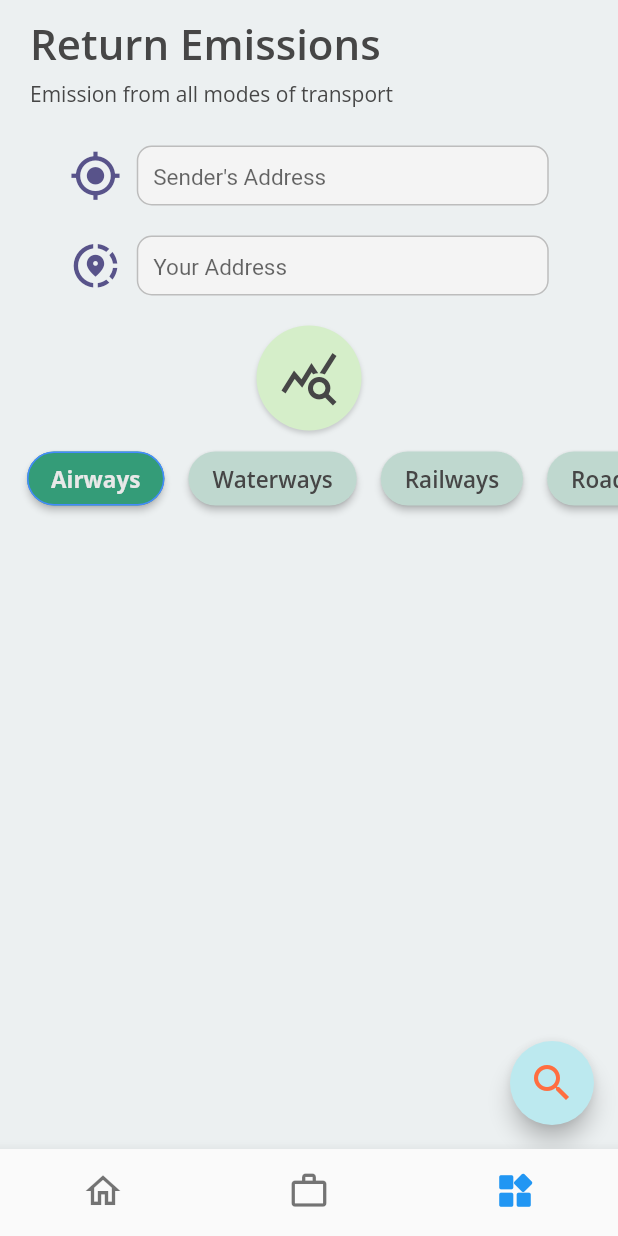
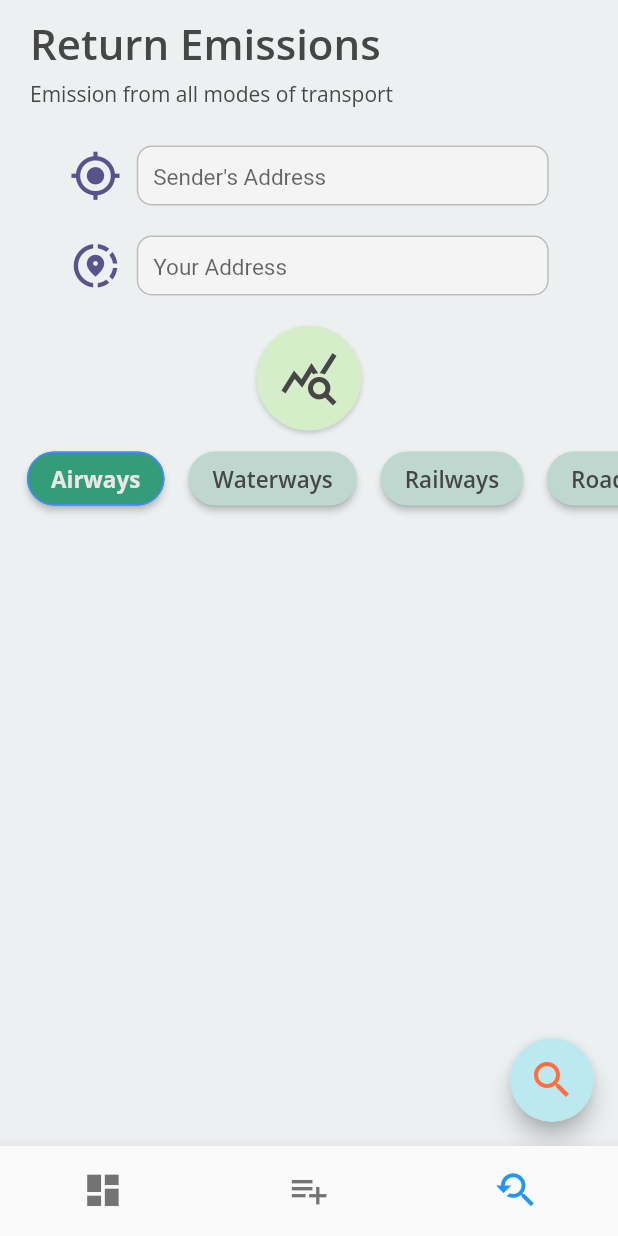
Before and after one commit to TheNova22/ecotag-frontend, a Flutter app: the screen it shows once a user with an empty profile is signed in, item 3 of the bottom bar chosen, on a phone screen of 412 x 824 dp. Run offline on Flutter 3.47's test engine with Material 2 defaults, Android fonts, the phone set to English and light mode, and no system bars; our stand-ins replace auto_size_text, cached_network_image, dio, firebase_auth, firebase_core, flutter_rating_bar and 6 more; missing offline and left inert: flutter_barcode_scanner; accounts and stored records are empty; network calls fail.

Commit message:
changed navbar icons

```diff
--- a/lib/screens/homePage/home_page.dart
+++ b/lib/screens/homePage/home_page.dart
@@ -24,6 +24,15 @@ class _HomePageState extends State<HomePage> {
     ReverseLogisticsScreen(),
   ];
   late PageController _pageController;
+  static const _kFontFam = 'MyFlutterApp';
+  static const String? _kFontPkg = null;
+
+  static const IconData youtube_searched_for =
+      IconData(0xe800, fontFamily: _kFontFam, fontPackage: _kFontPkg);
+  static const IconData dashboard =
+      IconData(0xe801, fontFamily: _kFontFam, fontPackage: _kFontPkg);
+  static const IconData playlist_add =
+      IconData(0xe802, fontFamily: _kFontFam, fontPackage: _kFontPkg);
 
   Future<String> getUser() async {
     await Firebase.initializeApp();
@@ -85,16 +94,16 @@ class _HomePageState extends State<HomePage> {
           showUnselectedLabels: false,
           items: const [
             BottomNavigationBarItem(
-                icon: Icon(Icons.home_outlined, size: 28),
-                activeIcon: Icon(Icons.home, size: 28),
+                icon: Icon(dashboard, size: 28),
+                activeIcon: Icon(dashboard, size: 30),
                 label: "Home"),
             BottomNavigationBarItem(
-                icon: Icon(Icons.work_outline_outlined, size: 28),
-                activeIcon: Icon(Icons.work_rounded, size: 28),
+                icon: Icon(playlist_add, size: 28),
+                activeIcon: Icon(playlist_add, size: 30),
                 label: "Home"),
             BottomNavigationBarItem(
-                icon: Icon(Icons.widgets_outlined, size: 28),
-                activeIcon: Icon(Icons.widgets_rounded, size: 28),
+                icon: Icon(youtube_searched_for, size: 28),
+                activeIcon: Icon(youtube_searched_for, size: 30),
                 label: "Home"),
           ],
           currentIndex: _selectedPageIndex,
```
